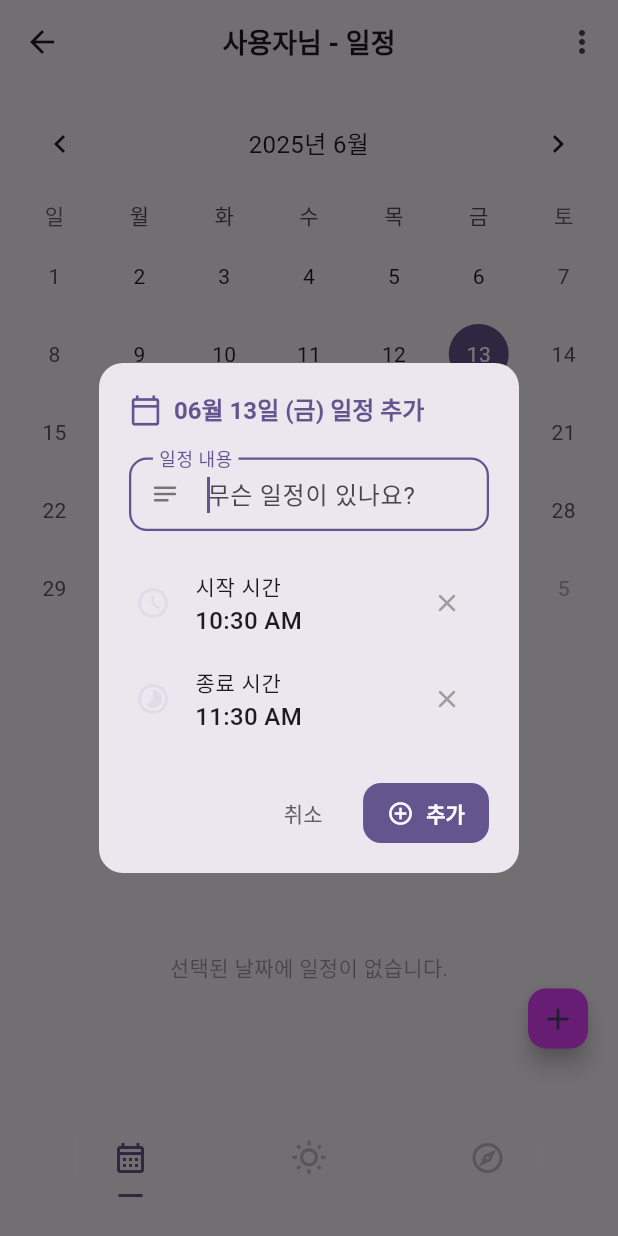
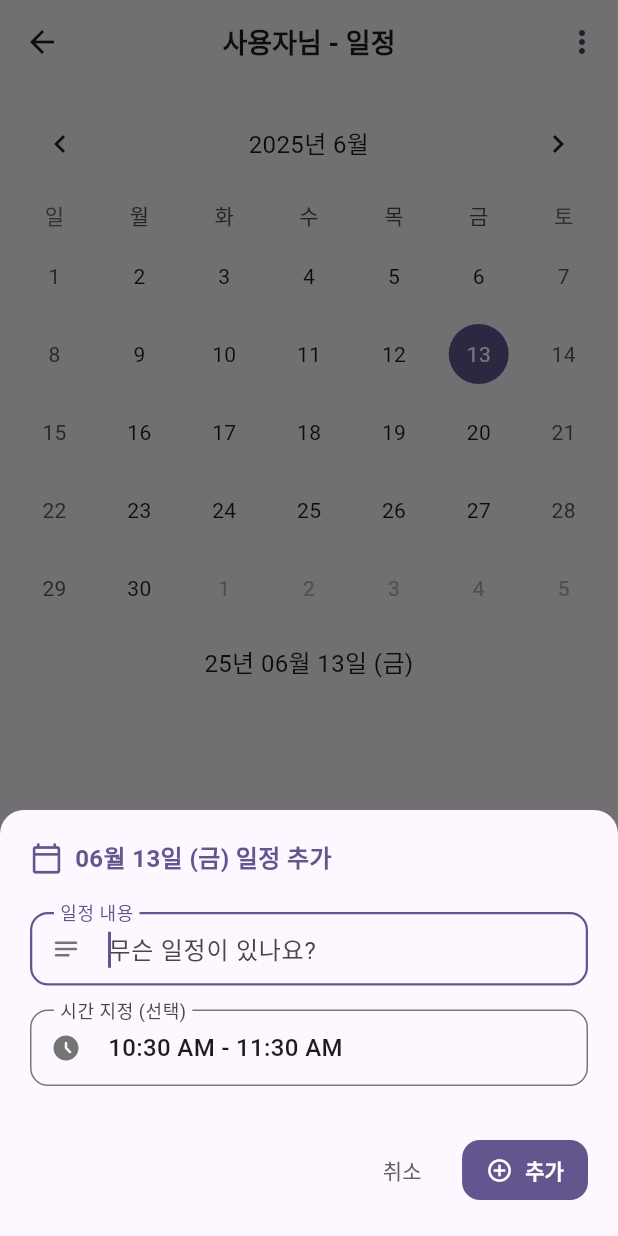
Before and after one commit to creatorjun/safe_diary, a Flutter app: the HomeScreen screen opened by its route, after a tap on the "add" icon, on a phone screen of 412 x 824 dp. Run offline on Flutter 3.47's test engine with Material 3 defaults, Android fonts, the phone set to English and light mode, and no system bars; drawn by our look-alikes of crystal_navigation_bar, table_calendar; our stand-ins replace firebase_core, firebase_messaging, flutter_dotenv, flutter_local_notifications, flutter_secure_storage, flutter_svg_provider and 1 more; missing offline and left inert: kakao_flutter_sdk, naver_login_sdk, omni_datetime_picker, stomp_dart_client; accounts and stored records are empty; generated files the repository leaves out were written again.

```diff
--- a/lib/app/models/event_item.dart
+++ b/lib/app/models/event_item.dart
@@ -1,24 +1,24 @@
-// lib/app/models/event_item.dart
-
 import 'package:flutter/material.dart';
-import 'package:get/get.dart'; // For Get.context in displayTime
-import 'package:intl/intl.dart'; // DateFormat을 위해 추가
+import 'package:get/get.dart';
+import 'package:intl/intl.dart';
 
 class EventItem {
   final String? backendEventId;
   final String title;
   final DateTime eventDate;
-  final TimeOfDay? startTime; // Nullable로 변경
-  final TimeOfDay? endTime; // Nullable로 변경
+  final TimeOfDay? startTime;
+  final TimeOfDay? endTime;
   final DateTime? createdAt;
+  final int? displayOrder;
 
   EventItem({
     this.backendEventId,
     required this.title,
     required this.eventDate,
-    this.startTime, // Nullable
-    this.endTime, // Nullable
+    this.startTime,
+    this.endTime,
     this.createdAt,
+    this.displayOrder,
   });
 
   factory EventItem.fromJson(Map<String, dynamic> json) {
@@ -56,6 +56,7 @@ class EventItem {
       startTime: parsedStartTime,
       endTime: parsedEndTime,
       createdAt: parsedCreatedAt,
+      displayOrder: json['displayOrder'] as int?,
     );
   }
 
@@ -66,14 +67,13 @@ class EventItem {
     return {
       'text': title,
       'eventDate': formattedEventDate,
-      'startTime':
-          startTime != null
-              ? '${startTime!.hour.toString().padLeft(2, '0')}:${startTime!.minute.toString().padLeft(2, '0')}'
-              : null, // Nullable 처리
-      'endTime':
-          endTime != null
-              ? '${endTime!.hour.toString().padLeft(2, '0')}:${endTime!.minute.toString().padLeft(2, '0')}'
-              : null, // Nullable 처리
+      'startTime': startTime != null
+          ? '${startTime!.hour.toString().padLeft(2, '0')}:${startTime!.minute.toString().padLeft(2, '0')}'
+          : null,
+      'endTime': endTime != null
+          ? '${endTime!.hour.toString().padLeft(2, '0')}:${endTime!.minute.toString().padLeft(2, '0')}'
+          : null,
+      'displayOrder': displayOrder,
     };
   }
 
@@ -95,7 +95,7 @@ class EventItem {
     final String end = _formatTimeOfDay(endTime, context);
 
     if (startTime == null && endTime == null) {
-      return "시간 미지정"; // 둘 다 미지정이면 간단히 표시
+      return "시간 미지정";
     }
     return '$start - $end';
   }
@@ -104,9 +104,10 @@ class EventItem {
     String? backendEventId,
     String? title,
     DateTime? eventDate,
-    ValueGetter<TimeOfDay?>? startTime, // Nullable TimeOfDay를 위한 ValueGetter
-    ValueGetter<TimeOfDay?>? endTime, // Nullable TimeOfDay를 위한 ValueGetter
+    ValueGetter<TimeOfDay?>? startTime,
+    ValueGetter<TimeOfDay?>? endTime,
     DateTime? createdAt,
+    int? displayOrder,
   }) {
     return EventItem(
       backendEventId: backendEventId ?? this.backendEventId,
@@ -115,14 +116,14 @@ class EventItem {
       startTime: startTime != null ? startTime() : this.startTime,
       endTime: endTime != null ? endTime() : this.endTime,
       createdAt: createdAt ?? this.createdAt,
+      displayOrder: displayOrder ?? this.displayOrder,
     );
   }
 
   @override
   String toString() {
-    // Get.context가 null일 수 있으므로 안전하게 호출
     String startTimeStr = startTime?.format(Get.context!) ?? "미지정";
     String endTimeStr = endTime?.format(Get.context!) ?? "미지정";
-    return 'EventItem(backendEventId: $backendEventId, title: $title, eventDate: ${DateFormat('yyyy-MM-dd').format(eventDate)}, startTime: $startTimeStr, endTime: $endTimeStr, createdAt: $createdAt)';
+    return 'EventItem(backendEventId: $backendEventId, title: $title, eventDate: ${DateFormat('yyyy-MM-dd').format(eventDate)}, startTime: $startTimeStr, endTime: $endTimeStr, createdAt: $createdAt, displayOrder: $displayOrder)';
   }
 }
--- a/lib/app/views/widgets/add_edit_event_dialog.dart
+++ b/lib/app/views/widgets/add_edit_event_dialog.dart
@@ -1,18 +1,16 @@
-// lib/app/views/widgets/add_edit_event_dialog.dart
-
 import 'package:flutter/material.dart';
 import 'package:get/get.dart';
 import 'package:intl/intl.dart';
+import 'package:omni_datetime_picker/omni_datetime_picker.dart';
 
 import '../../models/event_item.dart';
 import '../../theme/app_spacing.dart';
 import '../../theme/app_text_styles.dart';
-// import 'package:flutter/foundation.dart'; // kDebugMode 사용 시
 
 class AddEditEventDialog extends StatefulWidget {
   final DateTime eventDate;
   final EventItem? existingEvent;
-  final Function(EventItem event) onSubmit; // 원래 Function 타입 유지
+  final Function(EventItem event) onSubmit;
 
   const AddEditEventDialog({
     super.key,
@@ -30,7 +28,7 @@ class _AddEditEventDialogState extends State<AddEditEventDialog> {
   TimeOfDay? _startTime;
   TimeOfDay? _endTime;
   final GlobalKey<FormState> _formKey = GlobalKey<FormState>();
-  bool _isSubmitting = false; // 중복 제출 방지용
+  bool _isSubmitting = false;
 
   @override
   void initState() {
@@ -42,10 +40,9 @@ class _AddEditEventDialogState extends State<AddEditEventDialog> {
     _endTime = widget.existingEvent?.endTime;
 
     if (widget.existingEvent == null) {
-      _startTime = TimeOfDay.now();
-      _endTime = TimeOfDay.fromDateTime(
-        DateTime.now().add(const Duration(hours: 1)),
-      );
+      final now = DateTime.now();
+      _startTime = TimeOfDay.fromDateTime(now);
+      _endTime = TimeOfDay.fromDateTime(now.add(const Duration(hours: 1)));
     }
   }
 
@@ -55,86 +52,95 @@ class _AddEditEventDialogState extends State<AddEditEventDialog> {
     super.dispose();
   }
 
-  Future<void> _selectTime(BuildContext context, bool isStartTime) async {
-    final initialTime =
-        (isStartTime ? _startTime : _endTime) ?? TimeOfDay.now();
-    final TimeOfDay? picked = await showTimePicker(
+  Future<void> _selectDateTimeRange(BuildContext context) async {
+    final now = DateTime.now();
+    final initialStartDateTime = DateTime(
+      widget.eventDate.year,
+      widget.eventDate.month,
+      widget.eventDate.day,
+      _startTime?.hour ?? now.hour,
+      _startTime?.minute ?? now.minute,
+    );
+    final initialEndDateTime = DateTime(
+      widget.eventDate.year,
+      widget.eventDate.month,
+      widget.eventDate.day,
+      _endTime?.hour ?? now.hour + 1,
+      _endTime?.minute ?? now.minute,
+    );
+
+    List<DateTime>? dateTimeList = await showOmniDateTimeRangePicker(
       context: context,
-      initialTime: initialTime,
-      builder: (context, child) {
-        // 타임피커 테마 적용 (선택 사항)
-        return Theme(
-          data: Theme.of(context).copyWith(
-            timePickerTheme: TimePickerThemeData(),
-            textButtonTheme: TextButtonThemeData(
-              style: TextButton.styleFrom(
-                foregroundColor:
-                    Theme.of(context).colorScheme.primary, // 버튼 텍스트 색상
-              ),
-            ),
-          ),
-          child: child!,
+      startInitialDate: initialStartDateTime,
+      startFirstDate:
+      DateTime(widget.eventDate.year).subtract(const Duration(days: 365)),
+      startLastDate:
+      DateTime(widget.eventDate.year).add(const Duration(days: 365)),
+      endInitialDate: initialEndDateTime,
+      endFirstDate:
+      DateTime(widget.eventDate.year).subtract(const Duration(days: 365)),
+      endLastDate:
+      DateTime(widget.eventDate.year).add(const Duration(days: 365)),
+      is24HourMode: true,
+      isShowSeconds: false,
+      minutesInterval: 5,
+      borderRadius: const BorderRadius.all(Radius.circular(16)),
+      constraints: const BoxConstraints(maxWidth: 350, maxHeight: 650),
+      transitionBuilder: (context, anim1, anim2, child) {
+        return FadeTransition(
+          opacity: anim1.drive(Tween(begin: 0, end: 1)),
+          child: child,
         );
       },
+      transitionDuration: const Duration(milliseconds: 200),
+      barrierDismissible: true,
+      type: OmniDateTimePickerType.time,
+      startWidget: const Text("시작 시간"),
+      endWidget: const Text("종료 시간"),
     );
-    if (picked != null) {
+
+    if (dateTimeList != null && dateTimeList.length == 2) {
       setState(() {
-        if (isStartTime) {
-          _startTime = picked;
-        } else {
-          _endTime = picked;
-        }
+        _startTime = TimeOfDay.fromDateTime(dateTimeList[0]);
+        _endTime = TimeOfDay.fromDateTime(dateTimeList[1]);
       });
     }
   }
 
-  void _clearTime(bool isStartTime) {
-    setState(() {
-      if (isStartTime) {
-        _startTime = null;
-      } else {
-        _endTime = null;
-      }
-    });
-  }
+  Widget _buildTimeRangePicker(BuildContext context) {
+    final String startTimeStr = _startTime?.format(context) ?? "미지정";
+    final String endTimeStr = _endTime?.format(context) ?? "미지정";
 
-  Widget _buildTimePickerTile({
-    required String label,
-    required TimeOfDay? currentTime,
-    required bool isStartTime,
-    required IconData icon,
-  }) {
-    return ListTile(
-      leading: Icon(
-        icon,
-        color: Theme.of(context).colorScheme.primary.withAlpha(20),
+    return InkWell(
+      onTap: () => _selectDateTimeRange(context),
+      borderRadius: BorderRadius.circular(12.0),
+      child: InputDecorator(
+        decoration: InputDecoration(
+          labelText: "시간 지정 (선택)",
+          prefixIcon: Icon(
+            Icons.access_time_filled_rounded,
+            color: Colors.grey.shade600,
+            size: 20,
           ),
-      title: Text(label, style: textStyleSmall),
-      subtitle: Text(
-        currentTime?.format(context) ?? "시간 미지정",
-        style: textStyleMedium.copyWith(
-          color:
-              currentTime == null
-                  ? Colors.grey.shade600
-                  : Theme.of(context).textTheme.bodyLarge?.color,
-          fontWeight: FontWeight.w500,
+          border: OutlineInputBorder(
+            borderRadius: BorderRadius.circular(12.0),
+            borderSide: BorderSide(color: Colors.grey.shade300),
+          ),
+          focusedBorder: OutlineInputBorder(
+            borderRadius: BorderRadius.circular(12.0),
+            borderSide:
+            BorderSide(color: Theme.of(context).colorScheme.primary, width: 1.5),
+          ),
+          contentPadding: const EdgeInsets.symmetric(
+            horizontal: 16,
+            vertical: 14,
           ),
         ),
-      trailing:
-          currentTime != null
-              ? IconButton(
-                icon: Icon(
-                  Icons.clear_rounded,
-                  size: 20,
-                  color: Colors.grey.shade500,
+        child: Text(
+          "$startTimeStr - $endTimeStr",
+          style: textStyleMedium.copyWith(fontWeight: FontWeight.w500),
         ),
-                tooltip: '시간 지우기',
-                onPressed: () => _clearTime(isStartTime),
-              )
-              : null,
-      onTap: () => _selectTime(context, isStartTime),
-      contentPadding: const EdgeInsets.symmetric(horizontal: 4.0, vertical: 0),
-      dense: true,
+      ),
     );
   }
 
@@ -146,15 +152,12 @@ class _AddEditEventDialogState extends State<AddEditEventDialog> {
         final startTimeDouble = _startTime!.hour + _startTime!.minute / 60.0;
         final endTimeDouble = _endTime!.hour + _endTime!.minute / 60.0;
         if (endTimeDouble <= startTimeDouble) {
-          // Get.snackbar 호출은 이전 버전의 HomeController와 상호작용할 때 문제가 될 수 있으므로
-          // 이 부분은 그대로 두거나, 더 나은 UX를 위해 에러 표시 방식을 고민해볼 수 있습니다.
-          // 여기서는 Get.snackbar를 그대로 사용합니다 (HomeController 롤백 버전에 맞춰서).
           Get.snackbar(
             "오류",
             "종료 시간은 시작 시간보다 늦어야 합니다.",
             snackPosition: SnackPosition.BOTTOM,
             margin: const EdgeInsets.all(12),
-            backgroundColor: Colors.red.withAlpha(10),
+            backgroundColor: Colors.red.withAlpha(200),
             colorText: Colors.white,
           );
           return;
@@ -174,12 +177,6 @@ class _AddEditEventDialogState extends State<AddEditEventDialog> {
       );
 
       widget.onSubmit(event);
-      // setState(() { _isSubmitting = false; }); // onSubmit이 동기면 여기서, 비동기면 콜백 후
-      // 현재 onSubmit은 async void이므로, isSubmitting 해제는 HomeController에서 이루어집니다.
-      // 하지만 이 다이얼로그가 닫힌 후이므로, _isSubmitting을 여기서 관리하는 것이 안전합니다.
-      // Get.back()이 호출되기 전에 false로 설정하거나, Get.back()후에 호출될 콜백이 없으므로
-      // _isSubmitting 상태는 다이얼로그가 닫히면 자동으로 해제됩니다.
-      // 명시적으로 false로 여기서 바꿔줄 필요는 없습니다.
       Get.back();
     }
   }
@@ -191,12 +188,24 @@ class _AddEditEventDialogState extends State<AddEditEventDialog> {
     final String submitButtonText = isEditing ? "수정" : "추가";
     final Color primaryColor = Theme.of(context).colorScheme.primary;
 
-    return AlertDialog(
-      shape: RoundedRectangleBorder(borderRadius: BorderRadius.circular(16.0)),
-      titlePadding: const EdgeInsets.fromLTRB(20, 20, 20, 12),
-      contentPadding: const EdgeInsets.symmetric(horizontal: 20),
-      actionsPadding: const EdgeInsets.fromLTRB(20, 12, 20, 16),
-      title: Row(
+    return Container(
+      decoration: BoxDecoration(
+        color: Theme.of(context).cardColor,
+        borderRadius: const BorderRadius.only(
+          topLeft: Radius.circular(16.0),
+          topRight: Radius.circular(16.0),
+        ),
+      ),
+      child: Padding(
+        padding: const EdgeInsets.all(20),
+        child: SafeArea(
+          child: SingleChildScrollView(
+            child: Column(
+              mainAxisSize: MainAxisSize.min,
+              crossAxisAlignment: CrossAxisAlignment.stretch,
+              children: [
+                // Title
+                Row(
                   children: [
                     Icon(Icons.calendar_today_outlined, color: primaryColor, size: 22),
                     horizontalSpaceSmall,
@@ -212,8 +221,10 @@ class _AddEditEventDialogState extends State<AddEditEventDialog> {
                     ),
                   ],
                 ),
-      content: SingleChildScrollView(
-        child: Form(
+                verticalSpaceMedium,
+
+                // Content
+                Form(
                   key: _formKey,
                   child: Column(
                     mainAxisSize: MainAxisSize.min,
@@ -223,7 +234,6 @@ class _AddEditEventDialogState extends State<AddEditEventDialog> {
                       TextFormField(
                         controller: _titleController,
                         autofocus: true,
-                // 새 일정 추가 시 자동 포커스
                         decoration: InputDecoration(
                           labelText: "일정 내용",
                           hintText: "무슨 일정이 있나요?",
@@ -254,24 +264,17 @@ class _AddEditEventDialogState extends State<AddEditEventDialog> {
                         },
                       ),
                       verticalSpaceMedium,
-              _buildTimePickerTile(
-                label: "시작 시간",
-                currentTime: _startTime,
-                isStartTime: true,
-                icon: Icons.access_time_outlined,
-              ),
-              _buildTimePickerTile(
-                label: "종료 시간",
-                currentTime: _endTime,
-                isStartTime: false,
-                icon: Icons.timelapse_outlined,
-              ),
+                      _buildTimeRangePicker(context),
                       verticalSpaceSmall,
                     ],
                   ),
                 ),
-      ),
-      actions: <Widget>[
+                verticalSpaceLarge,
+
+                // Actions
+                Row(
+                  mainAxisAlignment: MainAxisAlignment.end,
+                  children: [
                     TextButton(
                       child: Text(
                         "취소",
@@ -281,10 +284,9 @@ class _AddEditEventDialogState extends State<AddEditEventDialog> {
                         Get.back();
                       },
                     ),
+                    horizontalSpaceSmall,
                     FilledButton.icon(
-          // Material 3 스타일 버튼
-          icon:
-              _isSubmitting
+                      icon: _isSubmitting
                           ? Container(
                         width: 18,
                         height: 18,
@@ -315,6 +317,12 @@ class _AddEditEventDialogState extends State<AddEditEventDialog> {
                       ),
                     ),
                   ],
+                ),
+              ],
+            ),
+          ),
+        ),
+      ),
     );
   }
 }
--- a/pubspec.yaml
+++ b/pubspec.yaml
@@ -55,6 +55,7 @@ dependencies:
   stomp_dart_client: ^2.1.3
   crystal_navigation_bar: ^1.0.4
   firebase_analytics: ^11.4.6
+  omni_datetime_picker: ^2.1.1
 
 dev_dependencies:
   flutter_test:
```
Also changed, not shown: lib/app/controllers/home_controller.dart (+25 -25 lines), lib/app/views/login_screen.dart (+33 -7 lines), assets/light_back.png (added), pubspec.lock, 1 other file. Lines whose indentation alone changed are shown as unchanged.
